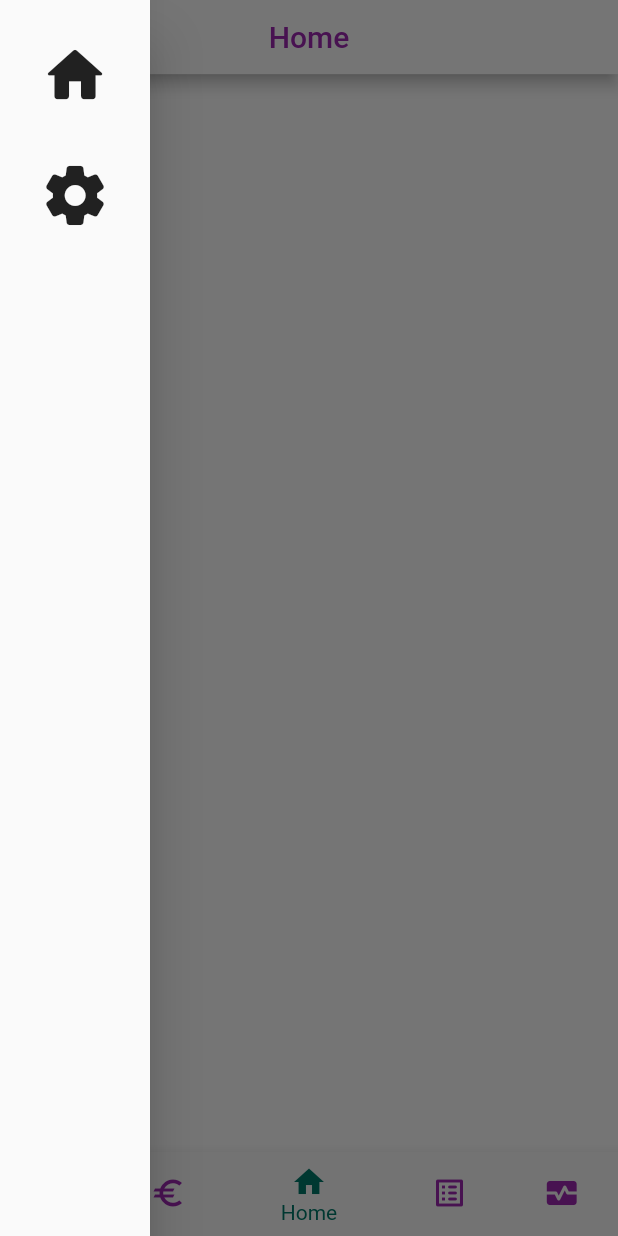
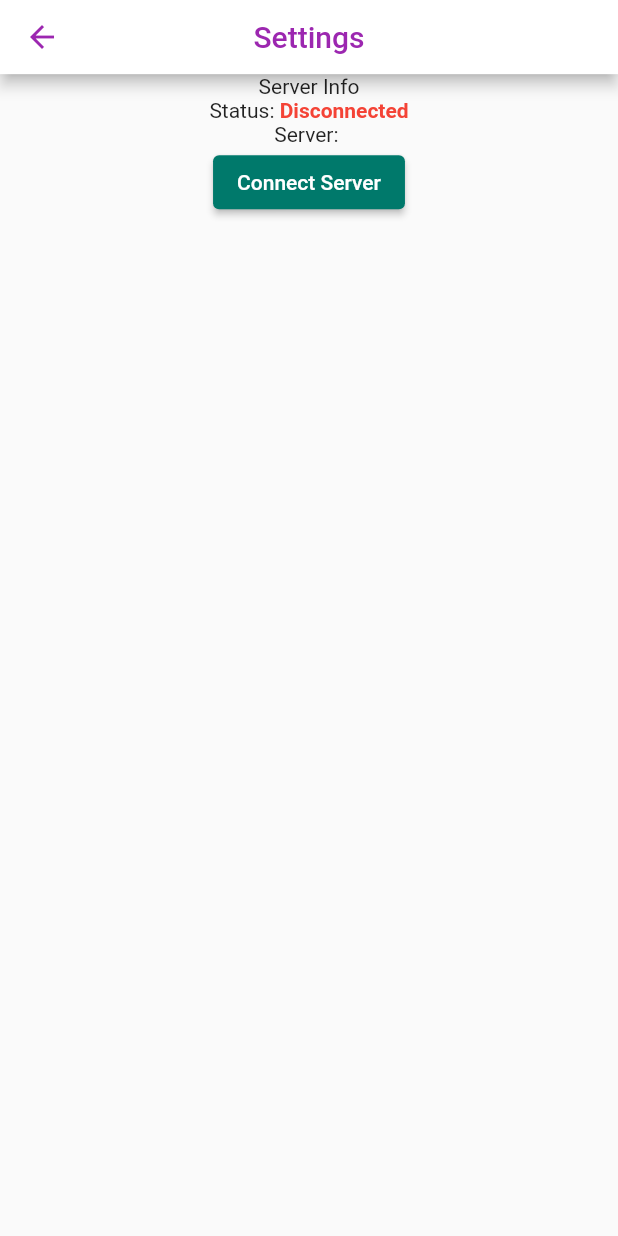
Before and after one commit to Ben-PP/app105, a Flutter app: the screen it shows after launch, in the side drawer, after a tap on the "settings" icon, on a phone screen of 412 x 824 dp. Run offline on Flutter 3.47's test engine with Material 2 defaults, Android fonts, the light colour scheme and no system bars.

Commit message:
Added connection to server

```diff
--- a/lib/home_page.dart
+++ b/lib/home_page.dart
@@ -1,9 +1,11 @@
 import 'package:flutter/material.dart';
-import 'package:http/http.dart' as http;
+import 'package:provider/provider.dart';
 
 import './globals.dart';
-import './side_drawer.dart';
+import './widgets/side_drawer.dart';
 import './budget/budget_page.dart';
+
+import './providers/provider_api.dart';
 
 /// Home page
 class HomePage extends StatefulWidget {
@@ -15,6 +17,7 @@ class HomePage extends StatefulWidget {
 
 /// State for home page
 class _HomePageState extends State<HomePage> {
+  late final ProviderApi providerApi;
   late final List<Map<String, dynamic>> tabs;
 
   late final double screenHeight;
@@ -35,23 +38,7 @@ class _HomePageState extends State<HomePage> {
         {
           'widget': const BudgetPage(),
           'title': BudgetPage.appBarTitle,
-          'actions': <IconButton>[
-            IconButton(
-                onPressed: () async {
-                  var url = Uri.http(
-                    '172.16.160.15:8000',
-                    '/psql',
-                    {'table': 'table3'},
-                  );
-                  var response = await http.get(url);
-                  print(url);
-                  print('${response.statusCode}: ${response.reasonPhrase}');
-                },
-                icon: Icon(
-                  Icons.settings,
-                  color: Theme.of(context).colorScheme.onPrimary,
-                ))
-          ],
+          'actions': <IconButton>[],
         },
         // TODO Implement home page
         {
@@ -74,6 +61,9 @@ class _HomePageState extends State<HomePage> {
       ];
       screenHeight = MediaQuery.of(context).size.height -
           MediaQuery.of(context).viewPadding.top;
+
+      providerApi = Provider.of<ProviderApi>(context);
+      providerApi.connect();
 
       isInitialized = true;
     }
--- a/lib/main.dart
+++ b/lib/main.dart
@@ -1,6 +1,10 @@
 import 'package:flutter/material.dart';
+import 'package:provider/provider.dart';
 
 import './home_page.dart';
+import './settings/settings_page.dart';
+
+import './providers/provider_api.dart';
 
 void main() {
   runApp(const MyApp());
@@ -12,7 +16,11 @@ class MyApp extends StatelessWidget {
   // This widget is the root of your application.
   @override
   Widget build(BuildContext context) {
-    return MaterialApp(
+    return MultiProvider(
+      providers: [
+        ChangeNotifierProvider(create: (context) => ProviderApi()),
+      ],
+      child: MaterialApp(
         debugShowCheckedModeBanner: false,
         title: 'App105',
         theme: ThemeData(
@@ -29,10 +37,19 @@ class MyApp extends StatelessWidget {
             onSurface: Colors.white,
             brightness: Brightness.light,
           ),
+          elevatedButtonTheme: ElevatedButtonThemeData(
+            style: ButtonStyle(
+              backgroundColor:
+                  MaterialStateProperty.all<Color>(Colors.teal.shade700),
+              foregroundColor: MaterialStateProperty.all<Color>(Colors.white),
+            ),
+          ),
         ),
         routes: {
           '/': (context) => const HomePage(),
+          SettingsPage.routeName: ((context) => const SettingsPage()),
         },
+      ),
     );
   }
 }
--- /dev/null
+++ b/lib/providers/provider_api.dart
@@ -0,0 +1,93 @@
+import 'dart:io';
+import 'package:flutter/material.dart';
+import 'package:http/http.dart' as http;
+import 'package:path_provider/path_provider.dart';
+
+class ProviderApi with ChangeNotifier {
+  var _apiServer = '';
+  var _connectionStatus = 'Disconnected';
+  var _isServerAvailable = false;
+
+  /// Returns the saved api server
+  String get apiServer {
+    return _apiServer;
+  }
+
+  /// Returns the connection status of the server
+  String get connectionStatus {
+    return _connectionStatus;
+  }
+
+  /// Returns the status of the server
+  bool get isServerAvailable {
+    return _isServerAvailable;
+  }
+
+  /// Pings the api server
+  ///
+  /// Returns true if response was 200 OK
+  /// Else return false
+  // TODO Authenticate that there is correct backend behind url.
+  Future<bool> ping({required String serverAddress}) async {
+    if (serverAddress == '') {
+      print('[ERROR]: Invalid url');
+      return false;
+    }
+    var url = Uri.http(serverAddress, '/ping');
+    try {
+      var response = await http.get(url);
+      if (response.statusCode == 200) {
+        return true;
+      }
+      return false;
+    } catch (e) {
+      print(e);
+      return false;
+    }
+  }
+
+  // FIXME Document
+  void connect({String? url}) async {
+    _connectionStatus = 'Connecting...';
+    notifyListeners();
+    final dir = await getApplicationDocumentsDirectory();
+    if (url == null) {
+      var file = File('${dir.path}/server_url.txt');
+      try {
+        url = file.readAsStringSync();
+      } on FileSystemException {
+        file.create();
+        url = '';
+        print('[INFO]: Url file created. No url found.');
+      }
+    }
+
+    if (!await ping(serverAddress: url)) {
+      print('[ERROR]: Server does not respond.');
+      _isServerAvailable = false;
+      _connectionStatus = 'Disconnected';
+      notifyListeners();
+      return;
+    }
+    _apiServer = url;
+    _connectionStatus = 'Connected';
+    _isServerAvailable = true;
+    var file = File('${dir.path}/server_url.txt');
+    file.writeAsStringSync(url);
+    print('[INFO]: Connected to $url');
+
+    notifyListeners();
+  }
+
+  // FIXME Document
+  void disconnect() async {
+    final dir = await getApplicationDocumentsDirectory();
+    _connectionStatus = 'Disconnected';
+    _isServerAvailable = false;
+    var file = File('${dir.path}/server_url.txt');
+    file.delete();
+    print('[INFO]: Disconnected from $_apiServer');
+    _apiServer = '';
+    notifyListeners();
+  }
+}
--- /dev/null
+++ b/lib/settings/settings_page.dart
@@ -0,0 +1,101 @@
+import 'package:flutter/material.dart';
+import 'package:provider/provider.dart';
+
+import '../globals.dart';
+import '../widgets/dialogs/api_connect_dialog.dart';
+
+import '../providers/provider_api.dart';
+
+class SettingsPage extends StatefulWidget {
+  const SettingsPage({super.key});
+  static const routeName = '/settings';
+
+  @override
+  State<SettingsPage> createState() => _SettingsPageState();
+}
+
+class _SettingsPageState extends State<SettingsPage> {
+  late final ProviderApi providerApi;
+  late final double screenHeight;
+  late final double screenWidth;
+  var isInitialized = false;
+
+  @override
+  void didChangeDependencies() {
+    if (!isInitialized) {
+      screenHeight = MediaQuery.of(context).size.height -
+          MediaQuery.of(context).viewPadding.top;
+
+      providerApi = Provider.of<ProviderApi>(context);
+      isInitialized = true;
+    }
+    super.didChangeDependencies();
+  }
+
+  @override
+  Widget build(BuildContext context) {
+    return Scaffold(
+      appBar: AppBar(
+        toolbarHeight: screenHeight * SizesGlobal.appBarHeight,
+        // FIXME Localization
+        title: const Text('Settings'),
+        centerTitle: true,
+      ),
+      body: SizedBox(
+        width: double.infinity,
+        child: Column(
+          children: [
+            // FIXME Localization
+            const Text('Server Info'),
+            // FIXME Localization
+            Row(
+              mainAxisAlignment: MainAxisAlignment.center,
+              mainAxisSize: MainAxisSize.max,
+              children: [
+                const Text(
+                  'Status: ',
+                ),
+                Text(
+                  providerApi.connectionStatus,
+                  style: TextStyle(
+                    color: providerApi.isServerAvailable
+                        ? Colors.green.shade900
+                        : Theme.of(context).colorScheme.error,
+                    fontWeight: FontWeight.w700,
+                  ),
+                ),
+              ],
+            ),
+            Row(
+              mainAxisAlignment: MainAxisAlignment.center,
+              mainAxisSize: MainAxisSize.max,
+              children: [
+                const Text(
+                  'Server: ',
+                ),
+                Text(
+                  providerApi.apiServer,
+                ),
+              ],
+            ),
+            ElevatedButton(
+              onPressed: () {
+                providerApi.isServerAvailable
+                    ? providerApi.disconnect()
+                    : showDialog(
+                        context: context,
+                        builder: (context) {
+                          return const ApiConnectDialog();
+                        });
+              },
+              // FIXME Localization
+              child: Text(
+                providerApi.isServerAvailable ? 'Disconnect' : 'Connect Server',
+              ),
+            ),
+          ],
+        ),
+      ),
+    );
+  }
+}
--- a/lib/side_drawer.dart
+++ b/lib/widgets/side_drawer.dart
@@ -1,4 +1,6 @@
 import 'package:flutter/material.dart';
+
+import '../settings/settings_page.dart';
 
 class SideDrawer extends StatelessWidget {
   const SideDrawer({super.key});
@@ -35,11 +37,12 @@ class SideDrawer extends StatelessWidget {
                 onPressed: () {
                   Navigator.pop(context);
                 }),
+
             // Settings
             buildButton(
                 icon: Icons.settings_rounded,
                 onPressed: () {
-                  //
+                  Navigator.pushNamed(context, SettingsPage.routeName);
                 }),
           ],
         ),
--- a/pubspec.yaml
+++ b/pubspec.yaml
@@ -27,7 +27,9 @@ environment:
 dependencies:
   flutter:
     sdk: flutter
+  path_provider: ^2.0.11
   http: ^0.13.5
+  provider: ^6.0.4
 
 dev_dependencies:
   flutter_test:
```
Also changed, not shown: lib/budget/budget_page.dart (+8 -0 lines), lib/widgets/dialogs/api_connect_dialog.dart (added, +109 -0 lines), lib/providers/provider_auth.dart (added), pubspec.lock. Lines whose indentation alone changed are shown as unchanged.
